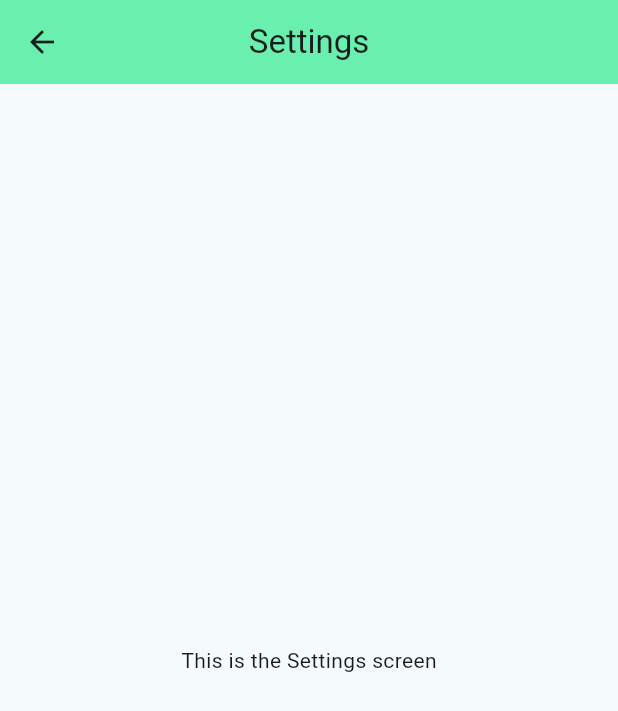
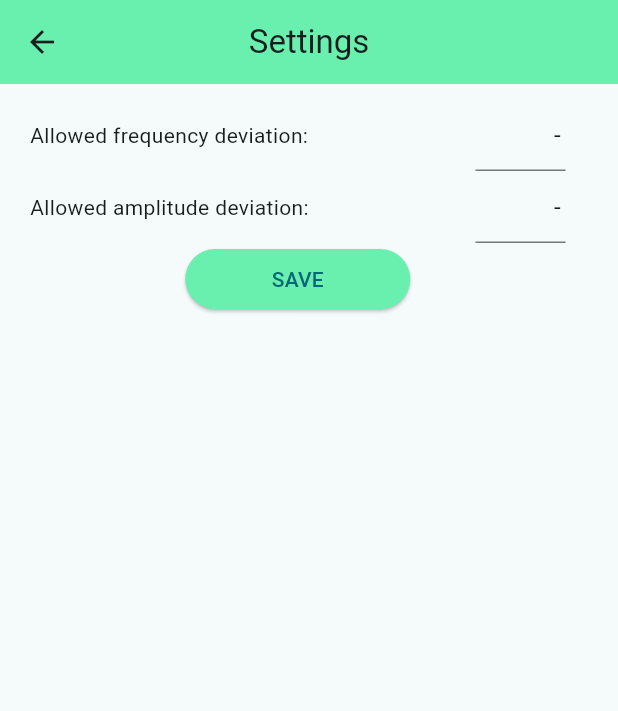
Before and after one commit to MartinFerenda/DEVICEShift, a Flutter app: the screen it shows after launch, after a tap on the "settings" icon, on a phone screen of 412 x 824 dp. Shown: the top 711 px of the screen. Run offline on Flutter 3.47's test engine with Material 3 defaults, Android fonts, the phone set to English and light mode, and no system bars; our stand-ins replace curved_navigation_bar, fl_chart, sensors_plus, shared_preferences, sqflite; missing offline and left inert: fftea; accounts and stored records are empty.

Commit message:
Settings screen initial version Settings screen and it's UI implemented and working correct. Bug fixed in preferences. Value of -1.0 is used as indicator that value is not set.

```diff
--- a/lib/common/preferences/app_preferences.dart
+++ b/lib/common/preferences/app_preferences.dart
@@ -7,8 +7,8 @@ class AppPreferences {
   static const _keyLanguage = 'language';
   static const _keyAppTheme = 'app_theme';
   static const _keyReferentMeasureId = 'referent_measure_id';
-  static const _keyAllowedFrequencyDeviation = 'referent_measure_id';
-  static const _keyAllowedAmplitudeDeviation = 'referent_measure_id';
+  static const _keyAllowedFrequencyDeviation = 'allowed_frequency_deviation';
+  static const _keyAllowedAmplitudeDeviation = 'allowed_amplitude_deviation';
 
   static Future init() async => _preferences = await SharedPreferences.getInstance();
 
--- a/lib/feature/settings/presentation/pages/settings_screen.dart
+++ b/lib/feature/settings/presentation/pages/settings_screen.dart
@@ -1,17 +1,150 @@
+import 'package:device_shift/common/preferences/app_preferences.dart';
 import 'package:device_shift/common/widgets/custom_app_bar.dart';
 import 'package:flutter/material.dart';
 
 import '../../../../common/constants/app_screens.dart';
 
-class SettingsScreen extends StatelessWidget {
+class SettingsScreen extends StatefulWidget {
   const SettingsScreen({super.key});
+
+  @override
+  State<SettingsScreen> createState() => _SettingsScreenState();
+}
+
+class _SettingsScreenState extends State<SettingsScreen> {
+
+  final _formKey = GlobalKey<FormState>();
+  final _frequencyController = TextEditingController();
+  final _amplitudeController = TextEditingController();
+
+  @override
+  void initState() {
+    super.initState();
+    Future.delayed(Duration.zero, () async {
+      _loadValues();
+    });
+  }
+
+  Future<void> _saveSettingsToPrefs() async {
+    if (_formKey.currentState!.validate()) {
+      final allowedFrequencyDeviation = _frequencyController.text.trim();
+      final allowedAmplitudeDeviation = _amplitudeController.text.trim();
+
+      try {
+        double frequencyDeviation = double.parse(allowedFrequencyDeviation);
+        await AppPreferences.setAllowedFrequencyDeviation(frequencyDeviation);
+      } catch (e) {
+        AppPreferences.setAllowedFrequencyDeviation(-1.0);
+      }
+      try {
+        double amplitudeDeviation = double.parse(allowedAmplitudeDeviation);
+        await AppPreferences.setAllowedAmplitudeDeviation(amplitudeDeviation);
+      } catch (e) {
+        AppPreferences.setAllowedAmplitudeDeviation(-1.0);
+      }
+    }
+  }
+
+  Future<void> _loadValues() async {
+    double? allowedFrequencyDeviation = AppPreferences.getAllowedFrequencyDeviation();
+    double? allowedAmplitudeDeviation = AppPreferences.getAllowedAmplitudeDeviation();
+
+    String allowedFreqDeviation = "-";
+    String allowedAmpDeviation = "-";
+
+    if (allowedFrequencyDeviation != null) {
+      if (allowedFrequencyDeviation.compareTo(0.0) < 0) {
+        allowedFreqDeviation = "-";
+      } else {
+        allowedFreqDeviation = allowedFrequencyDeviation.toString();
+      }
+    } else {
+      allowedFreqDeviation = "-";
+    }
+
+    if (allowedAmplitudeDeviation != null) {
+      if (allowedAmplitudeDeviation.compareTo(0.0) < 0) {
+        allowedAmpDeviation = "-";
+      } else {
+        allowedAmpDeviation = allowedAmplitudeDeviation.toString();
+      }
+    } else {
+      allowedAmpDeviation = "-";
+    }
+
+    setState(() {
+      _frequencyController.text = allowedFreqDeviation.toString();
+      _amplitudeController.text = allowedAmpDeviation.toString();
+    });
+  }
 
   @override
   Widget build(BuildContext context) {
     return Scaffold(
       appBar: CustomAppBar(currentScreen: AppScreens.settings.index),
-      body: const Center(
-        child: Text('This is the Settings screen'),
+      body: Padding(padding: EdgeInsets.only(left: 20, right: 35, top: 10, bottom: 10),
+        child: Column(
+          mainAxisAlignment: MainAxisAlignment.start,
+          children: [
+            Form(
+              key: _formKey,
+              child: Column(
+                mainAxisAlignment: MainAxisAlignment.start,
+                children: [
+                  Row(
+                    mainAxisAlignment: MainAxisAlignment.spaceBetween,
+                    children: [
+                      Text("Allowed frequency deviation:"),
+                      SizedBox(
+                        width: 60,
+                        child: TextFormField(
+                          controller: _frequencyController,
+                          keyboardType: TextInputType.number,
+                          textAlign: TextAlign.right,
+                          validator: (value) =>
+                          value == null || value.trim().isEmpty ? "-1" : null,
+                        ),
+                      ),
+                    ],
+                  ),
+                  Row(
+                    mainAxisAlignment: MainAxisAlignment.spaceBetween,
+                    children: [
+                      Text("Allowed amplitude deviation:"),
+                      SizedBox(
+                        width: 60,
+                        child:  TextFormField(
+                          controller: _amplitudeController,
+                          keyboardType: TextInputType.number,
+                          textAlign: TextAlign.right,
+                          validator: (value) =>
+                          value == null || value.trim().isEmpty ? "-1" : null,
+                        ),
+                      ),
+                    ],
+                  ),
+                ],
+              ),
+            ),
+            Column(
+              children: [
+                SizedBox(
+                  width: 150,
+                  child: ElevatedButton(
+                    style: ElevatedButton.styleFrom(
+                        backgroundColor: Colors.greenAccent
+                    ),
+                    onPressed:() async {
+                      await _saveSettingsToPrefs();
+                      Navigator.pop(context);
+                    },
+                    child: const Text('SAVE'),
+                  ),
+                ),
+              ],
+            ),
+          ],
+        ),
       ),
     );
   }
```
